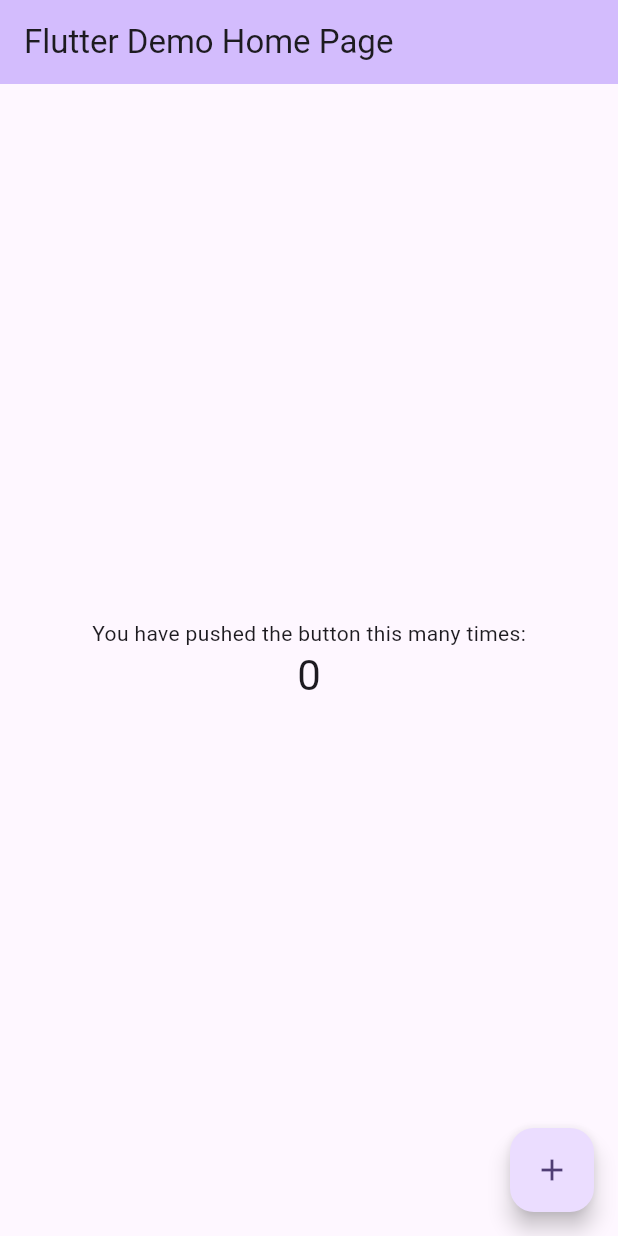
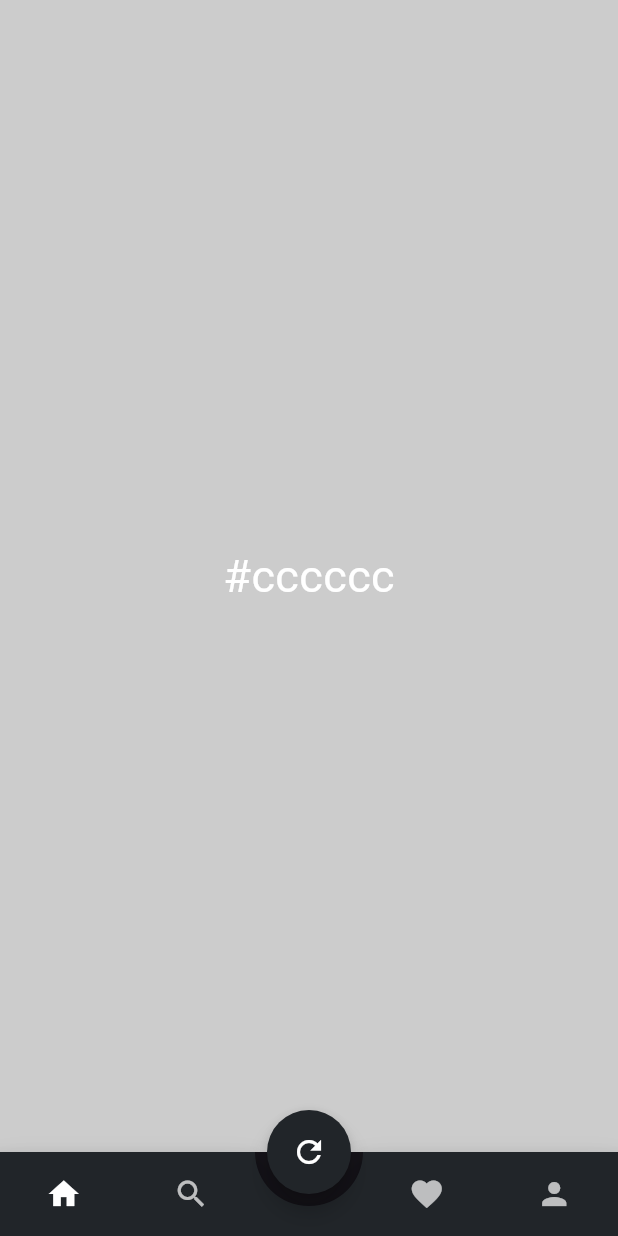
Before and after one commit to hinasahammed/color_palette_generator_app, a Flutter app: the screen it shows after launch, on a phone screen of 412 x 824 dp. Run offline on Flutter 3.47's test engine with Material 3 defaults, Android fonts, the phone set to English and light mode, and no system bars; drawn by our look-alikes of animated_bottom_navigation_bar.

Commit message:
:sparkles: Added home ui and some layout

```diff
--- a/lib/main.dart
+++ b/lib/main.dart
@@ -1,125 +1,20 @@
+import 'package:color_palette_generator_app/screens/main_screen.dart';
 import 'package:flutter/material.dart';
 
 void main() {
-  runApp(const MyApp());
+  runApp(MyApp());
 }
 
 class MyApp extends StatelessWidget {
   const MyApp({super.key});
 
-  // This widget is the root of your application.
   @override
   Widget build(BuildContext context) {
     return MaterialApp(
-      title: 'Flutter Demo',
-      theme: ThemeData(
-        // This is the theme of your application.
-        //
-        // TRY THIS: Try running your application with "flutter run". You'll see
-        // the application has a purple toolbar. Then, without quitting the app,
-        // try changing the seedColor in the colorScheme below to Colors.green
-        // and then invoke "hot reload" (save your changes or press the "hot
-        // reload" button in a Flutter-supported IDE, or press "r" if you used
-        // the command line to start the app).
-        //
-        // Notice that the counter didn't reset back to zero; the application
-        // state is not lost during the reload. To reset the state, use hot
-        // restart instead.
-        //
-        // This works for code too, not just values: Most code changes can be
-        // tested with just a hot reload.
-        colorScheme: ColorScheme.fromSeed(seedColor: Colors.deepPurple),
-        useMaterial3: true,
-      ),
-      home: const MyHomePage(title: 'Flutter Demo Home Page'),
+      theme: ThemeData.dark(),
+      title: "Random Color Generator",
+      home: MainScreen(),
+      debugShowCheckedModeBanner: false,
     );
   }
 }
-
-class MyHomePage extends StatefulWidget {
-  const MyHomePage({super.key, required this.title});
-
-  // This widget is the home page of your application. It is stateful, meaning
-  // that it has a State object (defined below) that contains fields that affect
-  // how it looks.
-
-  // This class is the configuration for the state. It holds the values (in this
-  // case the title) provided by the parent (in this case the App widget) and
-  // used by the build method of the State. Fields in a Widget subclass are
-  // always marked "final".
-
-  final String title;
-
-  @override
-  State<MyHomePage> createState() => _MyHomePageState();
-}
-
-class _MyHomePageState extends State<MyHomePage> {
-  int _counter = 0;
-
-  void _incrementCounter() {
-    setState(() {
-      // This call to setState tells the Flutter framework that something has
-      // changed in this State, which causes it to rerun the build method below
-      // so that the display can reflect the updated values. If we changed
-      // _counter without calling setState(), then the build method would not be
-      // called again, and so nothing would appear to happen.
-      _counter++;
-    });
-  }
-
-  @override
-  Widget build(BuildContext context) {
-    // This method is rerun every time setState is called, for instance as done
-    // by the _incrementCounter method above.
-    //
-    // The Flutter framework has been optimized to make rerunning build methods
-    // fast, so that you can just rebuild anything that needs updating rather
-    // than having to individually change instances of widgets.
-    return Scaffold(
-      appBar: AppBar(
-        // TRY THIS: Try changing the color here to a specific color (to
-        // Colors.amber, perhaps?) and trigger a hot reload to see the AppBar
-        // change color while the other colors stay the same.
-        backgroundColor: Theme.of(context).colorScheme.inversePrimary,
-        // Here we take the value from the MyHomePage object that was created by
-        // the App.build method, and use it to set our appbar title.
-        title: Text(widget.title),
-      ),
-      body: Center(
-        // Center is a layout widget. It takes a single child and positions it
-        // in the middle of the parent.
-        child: Column(
-          // Column is also a layout widget. It takes a list of children and
-          // arranges them vertically. By default, it sizes itself to fit its
-          // children horizontally, and tries to be as tall as its parent.
-          //
-          // Column has various properties to control how it sizes itself and
-          // how it positions its children. Here we use mainAxisAlignment to
-          // center the children vertically; the main axis here is the vertical
-          // axis because Columns are vertical (the cross axis would be
-          // horizontal).
-          //
-          // TRY THIS: Invoke "debug painting" (choose the "Toggle Debug Paint"
-          // action in the IDE, or press "p" in the console), to see the
-          // wireframe for each widget.
-          mainAxisAlignment: MainAxisAlignment.center,
-          children: <Widget>[
-            const Text(
-              'You have pushed the button this many times:',
-            ),
-            Text(
-              '$_counter',
-              style: Theme.of(context).textTheme.headlineMedium,
-            ),
-          ],
-        ),
-      ),
-      floatingActionButton: FloatingActionButton(
-        onPressed: _incrementCounter,
-        tooltip: 'Increment',
-        child: const Icon(Icons.add),
-      ), // This trailing comma makes auto-formatting nicer for build methods.
-    );
-  }
-}
--- /dev/null
+++ b/lib/screens/account.dart
@@ -0,0 +1,14 @@
+import 'package:flutter/material.dart';
+
+class AccountScreen extends StatelessWidget {
+  const AccountScreen({super.key});
+
+  @override
+  Widget build(BuildContext context) {
+    return Scaffold(
+      body: Center(
+        child: Text("Account"),
+      ),
+    );
+  }
+}
--- /dev/null
+++ b/lib/screens/favorite.dart
@@ -0,0 +1,14 @@
+import 'package:flutter/material.dart';
+
+class FavoriteScreen extends StatelessWidget {
+  const FavoriteScreen({super.key});
+
+  @override
+  Widget build(BuildContext context) {
+    return Scaffold(
+      body: Center(
+        child: Text("Fav screen"),
+      ),
+    );
+  }
+}
--- /dev/null
+++ b/lib/screens/home.dart
@@ -0,0 +1,32 @@
+import 'package:flutter/material.dart';
+
+class HomeScreen extends StatefulWidget {
+  final String code;
+
+  const HomeScreen({super.key, required this.code});
+
+  @override
+  State<HomeScreen> createState() => _HomeScreenState();
+}
+
+class _HomeScreenState extends State<HomeScreen> {
+  @override
+  Widget build(BuildContext context) {
+    // Handle the parsing and provide a fallback color in case of an error
+    Color backgroundColor;
+    try {
+      backgroundColor = Color(int.parse(widget.code));
+    } catch (e) {
+      // Fallback color in case of an error
+      backgroundColor = Colors.white;
+    }
+
+    return Scaffold(
+      backgroundColor: backgroundColor,
+      body: Center(
+        child: Text("#${widget.code.substring(4)}",
+            style: TextStyle(color: Colors.white, fontSize: 30)),
+      ),
+    );
+  }
+}
--- /dev/null
+++ b/lib/screens/main_screen.dart
@@ -0,0 +1,95 @@
+import 'dart:math';
+import 'package:animated_bottom_navigation_bar/animated_bottom_navigation_bar.dart';
+import 'package:color_palette_generator_app/screens/account.dart';
+import 'package:color_palette_generator_app/screens/favorite.dart';
+import 'package:color_palette_generator_app/screens/home.dart';
+import 'package:color_palette_generator_app/screens/search.dart';
+import 'package:flutter/material.dart';
+
+class MainScreen extends StatefulWidget {
+  const MainScreen({super.key});
+
+  @override
+  State<MainScreen> createState() => _MainScreenState();
+}
+
+class _MainScreenState extends State<MainScreen> {
+  String colorCode = "";
+
+  @override
+  void initState() {
+    super.initState();
+    colorCode = generateCode();
+    updateScreens(); // Ensure screens are initialized with the color code
+  }
+
+  final List<IconData> icons = [
+    Icons.home,
+    Icons.search,
+    Icons.favorite,
+    Icons.person,
+  ];
+
+  late List<Widget> screens; // Declare screens as late
+
+  int currentIndex = 0;
+
+  void updateScreens() {
+    screens = [
+      HomeScreen(code: colorCode), // Use the current colorCode
+      SearchScreen(),
+      FavoriteScreen(),
+      AccountScreen(),
+    ];
+  }
+
+  @override
+  Widget build(BuildContext context) {
+    return Scaffold(
+      body: SafeArea(
+        child: screens[currentIndex],
+      ),
+      floatingActionButton: FloatingActionButton(
+        backgroundColor: Color(0xff212529),
+        child: Icon(
+          Icons.refresh,
+          color: Color(0xffffffff),
+        ),
+        shape: CircleBorder(),
+        onPressed: () {
+          setState(() {
+            colorCode = generateCode();
+            updateScreens(); // Update screens with the new colorCode
+          });
+        },
+      ),
+      floatingActionButtonLocation: FloatingActionButtonLocation.centerDocked,
+      bottomNavigationBar: AnimatedBottomNavigationBar(
+        icons: icons,
+        backgroundColor: Color(0xff212529),
+        activeColor: Colors.white,
+        inactiveColor: Colors.white70,
+        notchSmoothness: NotchSmoothness.softEdge,
+        activeIndex: currentIndex,
+        gapLocation: GapLocation.center,
+        onTap: (index) {
+          setState(() {
+            currentIndex = index;
+          });
+        },
+      ),
+    );
+  }
+
+  String generateCode() {
+    String characters = "1234567890abcdef";
+    String code = "";
+
+    for (int i = 0; i < 6; i++) {
+      code += characters[Random().nextInt(characters.length)];
+    }
+
+    print(code);
+    return "0xff$code"; // Ensure this returns a valid hex string
+  }
+}
--- /dev/null
+++ b/lib/screens/search.dart
@@ -0,0 +1,14 @@
+import 'package:flutter/material.dart';
+
+class SearchScreen extends StatelessWidget {
+  const SearchScreen({super.key});
+
+  @override
+  Widget build(BuildContext context) {
+    return Scaffold(
+      body: Center(
+        child: Text("Search"),
+      ),
+    );
+  }
+}
--- a/pubspec.yaml
+++ b/pubspec.yaml
@@ -19,7 +19,7 @@ publish_to: 'none' # Remove this line if you wish to publish to pub.dev
 version: 1.0.0+1
 
 environment:
-  sdk: ^3.5.3
+  sdk: ">=3.4.0 <4.0.0"
 
 # Dependencies specify other packages that your package needs in order to work.
 # To automatically upgrade your package dependencies to the latest versions
@@ -35,6 +35,7 @@ dependencies:
   # The following adds the Cupertino Icons font to your application.
   # Use with the CupertinoIcons class for iOS style icons.
   cupertino_icons: ^1.0.8
+  animated_bottom_navigation_bar: ^1.3.3
 
 dev_dependencies:
   flutter_test:
```
Also changed, not shown: pubspec.lock.
